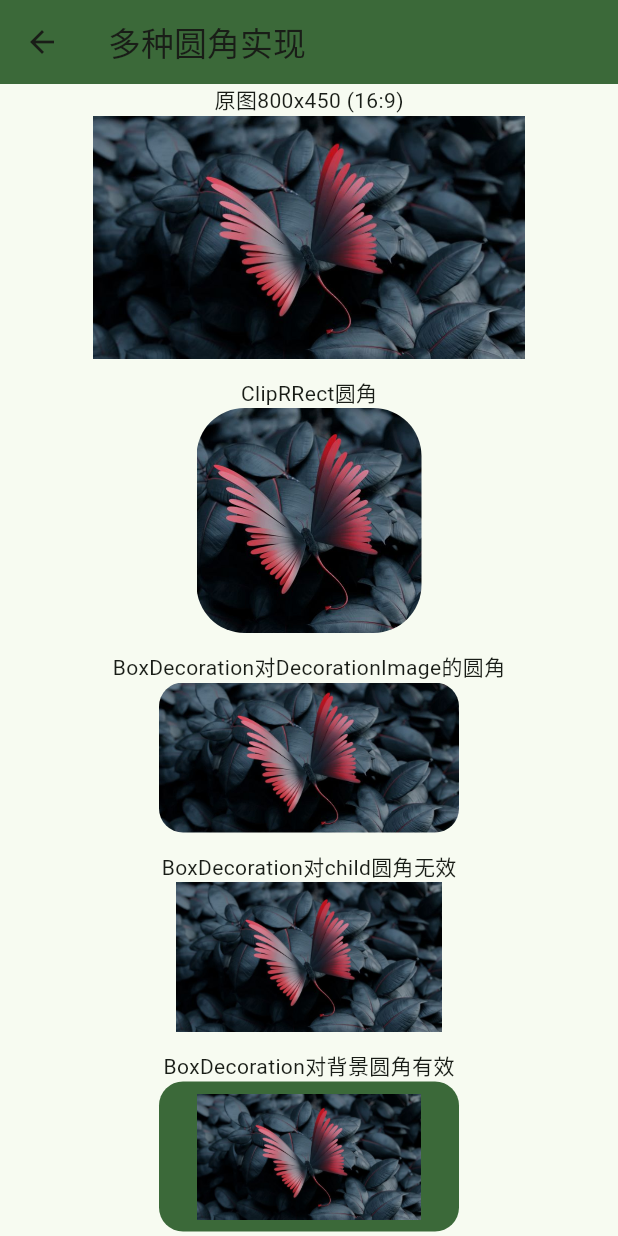
After one commit to conghaonet/flutter_demo, a Flutter app: the ClipDemoPage screen opened by its route, on a phone screen of 412 x 824 dp. The commit adds this screen. Run offline on Flutter 3.47's test engine with Material 2 defaults, Android fonts, the light colour scheme and no system bars; our stand-ins replace go_router, scroll_to_index.

Commit message:
add clip_demo_page.dart

```diff
--- a/lib/src/app_router.dart
+++ b/lib/src/app_router.dart
@@ -1,5 +1,6 @@
 import 'package:flutter/material.dart';
 import 'package:flutter_demo/src/home_page.dart';
+import 'package:flutter_demo/src/page/clip_demo_page.dart';
 import 'package:flutter_demo/src/page/floating_touch_page.dart';
 import 'package:flutter_demo/src/page/future_builder_page.dart';
 import 'package:flutter_demo/src/page/hit_test_behavior_page.dart';
@@ -61,6 +62,10 @@ class AppRouter {
             path: InheritedWidgetDemoPage.pagePathName,
             builder: (BuildContext context, GoRouterState state) => const InheritedWidgetDemoPage(),
           ),
+          GoRoute(
+            path: ClipDemoPage.pagePathName,
+            builder: (BuildContext context, GoRouterState state) => const ClipDemoPage(),
+          ),
         ],
       ),
     ],
--- a/lib/src/home_page.dart
+++ b/lib/src/home_page.dart
@@ -1,4 +1,5 @@
 import 'package:flutter/material.dart';
+import 'package:flutter_demo/src/page/clip_demo_page.dart';
 import 'package:flutter_demo/src/page/floating_touch_page.dart';
 import 'package:flutter_demo/src/page/future_builder_page.dart';
 import 'package:flutter_demo/src/page/hit_test_behavior_page.dart';
@@ -52,6 +53,8 @@ class HomePage extends StatelessWidget {
     "测试HitTestBehavior": "/${HitTestBehaviorPage.pagePathName}",
     "防止FutureBuilder重复请求数据": "/${FutureBuilderPage.pagePathName}",
     "Flutter化单例InheritedWidget": "/${InheritedWidgetDemoPage.pagePathName}",
+    "多种圆角实现": "/${ClipDemoPage.pagePathName}",
   };
+  /// get_it, mobx, provider, flutter_bloc
 
 }
--- /dev/null
+++ b/lib/src/page/clip_demo_page.dart
@@ -0,0 +1,82 @@
+import 'package:flutter/material.dart';
+
+class ClipDemoPage extends StatelessWidget {
+  static const pagePathName = 'clip_demo';
+  static const assetImage = 'assets/butterfly.jpg';
+  static const divider = 12.0;
+  const ClipDemoPage({Key? key}) : super(key: key);
+
+  @override
+  Widget build(BuildContext context) {
+    return Scaffold(
+      appBar: AppBar(
+        title: const Text('多种圆角实现'),
+      ),
+      body: SafeArea(
+        child: SizedBox(
+          width: double.infinity,
+          child: SingleChildScrollView(
+            child: Column(
+              children: [
+                const Text('原图800x450 (16:9)'),
+                Image.asset(
+                  assetImage,
+                  width: 288,
+                  height: 162,
+                ),
+                const SizedBox(height: divider,),
+                const Text('ClipRRect圆角'),
+                ClipRRect(
+                  borderRadius: const BorderRadius.all(Radius.circular(32.0)),
+                  child: Image.asset(
+                    assetImage,
+                    fit: BoxFit.cover,
+                    width: 150,
+                    height: 150,
+                  ),
+                ),
+                const SizedBox(height: divider,),
+                const Text('BoxDecoration对DecorationImage的圆角'),
+                Container(
+                  height: 100,
+                  width: 200,
+                  decoration: const BoxDecoration(
+                    image: DecorationImage(
+                      image: AssetImage(assetImage),
+                      fit: BoxFit.cover,
+                    ),
+                    borderRadius: BorderRadius.all(Radius.circular(16.0)),
+                  ),
+                ),
+                const SizedBox(height: divider,),
+                const Text('BoxDecoration对child圆角无效'),
+                Container(
+                  height: 100,
+                  width: 200,
+                  decoration: const BoxDecoration(
+                    borderRadius: BorderRadius.all(Radius.circular(16.0)),
+                  ),
+                  child: Image.asset(assetImage),
+                ),
+                const SizedBox(height: divider,),
+                const Text('BoxDecoration对背景圆角有效'),
+                Container(
+                  height: 100,
+                  width: 200,
+                  decoration: BoxDecoration(
+                    color: Theme.of(context).colorScheme.primary,
+                    borderRadius: const BorderRadius.all(Radius.circular(16.0)),
+                  ),
+                  child: Padding(
+                    padding: const EdgeInsets.all(8.0),
+                    child: Image.asset(assetImage),
+                  ),
+                ),
+              ],
+            ),
+          ),
+        ),
+      ),
+    );
+  }
+}
--- a/pubspec.yaml
+++ b/pubspec.yaml
@@ -63,7 +63,8 @@ flutter:
   uses-material-design: true
 
   # To add assets to your application, add an assets section, like this:
-  # assets:
+  assets:
+    - assets/
   #   - images/a_dot_burr.jpeg
   #   - images/a_dot_ham.jpeg
 
```
Also changed, not shown: assets/butterfly.jpg (added).
